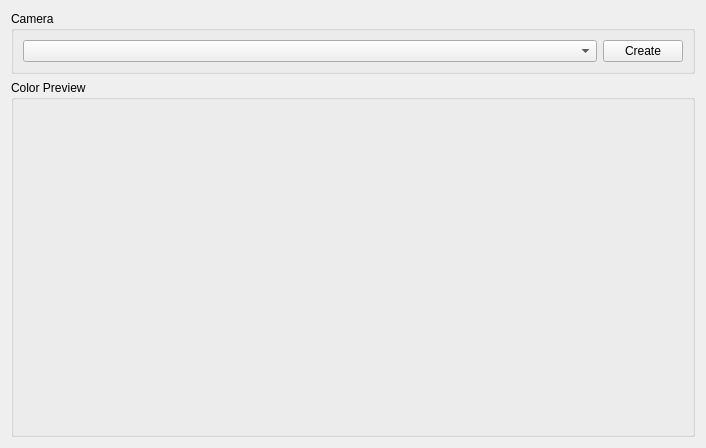
Chunting/UrRobotControllerInTCP, file packages/plugin_library/QtBasedSimpleController/src/CameraColorViewer2.ui: the form before one commit.
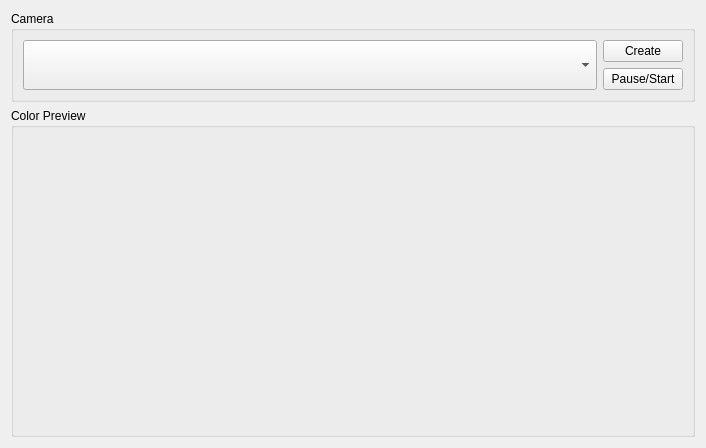
The form after the commit.

What changed in the file:
```diff
--- a/packages/plugin_library/QtBasedSimpleController/src/CameraColorViewer2.ui
+++ b/packages/plugin_library/QtBasedSimpleController/src/CameraColorViewer2.ui
@@ -26,9 +26,6 @@
       <string>Camera</string>
      </property>
      <layout class="QGridLayout" name="gridLayout">
-      <item row="0" column="0">
-       <widget class="QComboBox" name="cboCamera"/>
-      </item>
       <item row="0" column="1">
        <widget class="QPushButton" name="btnCreate">
         <property name="sizePolicy">
@@ -42,6 +39,23 @@
         </property>
        </widget>
       </item>
+      <item row="1" column="1">
+       <widget class="QPushButton" name="btnPauseStart">
+        <property name="text">
+         <string>Pause/Start</string>
+        </property>
+       </widget>
+      </item>
+      <item row="0" column="0" rowspan="2">
+       <widget class="QComboBox" name="cboCamera">
+        <property name="sizePolicy">
+         <sizepolicy hsizetype="Preferred" vsizetype="Minimum">
+          <horstretch>0</horstretch>
+          <verstretch>0</verstretch>
+         </sizepolicy>
+        </property>
+       </widget>
+      </item>
      </layout>
     </widget>
    </item>
```
